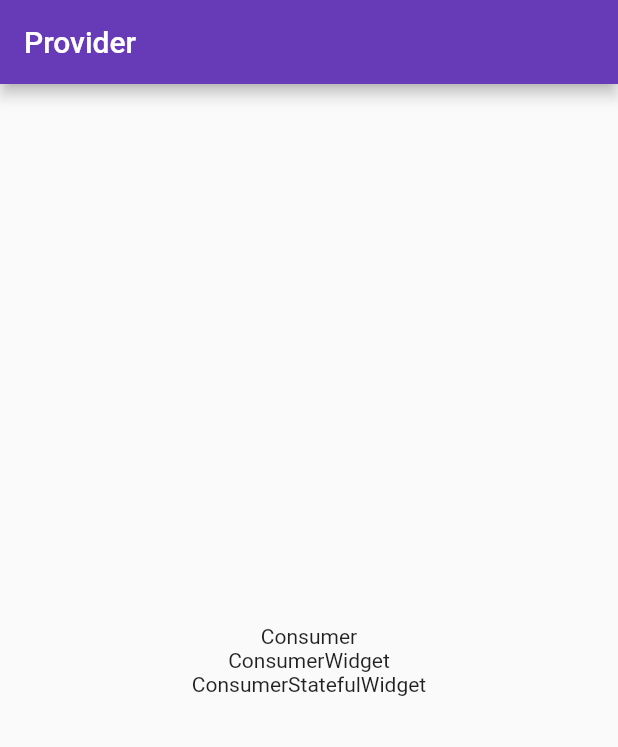
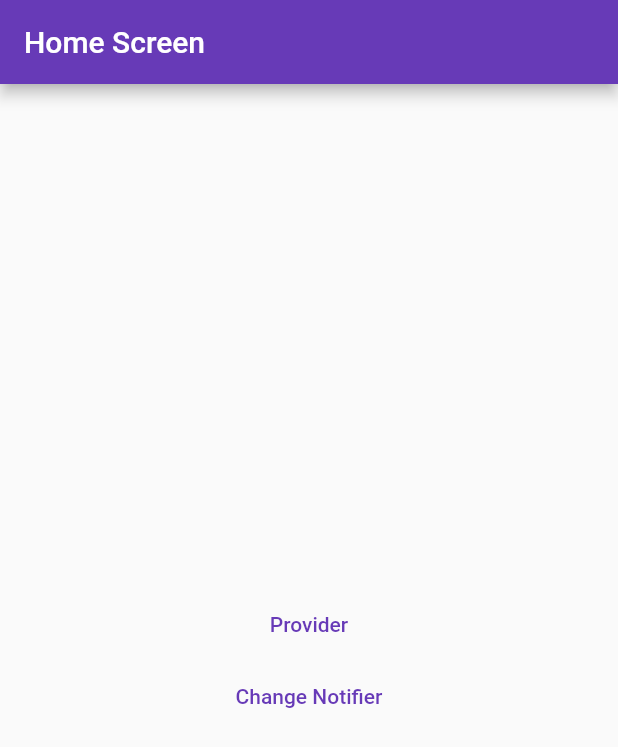
Before and after one commit to ruvima/riverpod_test, a Flutter app: the screen it shows after launch, on a phone screen of 412 x 824 dp. Shown: the top 747 px of the screen. Run offline on Flutter 3.47's test engine with Material 2 defaults, Android fonts, the phone set to English and light mode, and no system bars; our stand-ins replace flutter_riverpod.

Commit message:
routing and homescreen

```diff
--- a/lib/main.dart
+++ b/lib/main.dart
@@ -1,6 +1,9 @@
 import 'package:flutter/material.dart';
 import 'package:flutter_riverpod/flutter_riverpod.dart';
-import 'package:riverpod_test/src/provider_screen/provider_screen.dart';
+import 'package:riverpod_test/src/routes/routes.dart';
+import 'package:riverpod_test/src/screens/change_notifier_screen/change_notifier_screen.dart';
+import 'package:riverpod_test/src/screens/home_screen.dart';
+import 'package:riverpod_test/src/screens/provider_screen/provider_screen.dart';
 
 void main() => runApp(const ProviderScope(child: MyApp()));
 
@@ -15,9 +18,13 @@ class MyApp extends StatelessWidget {
         primarySwatch: Colors.deepPurple,
         visualDensity: VisualDensity.adaptivePlatformDensity,
       ),
-      home: Scaffold(
-        body: ProviderScreen(),
-      ),
+      initialRoute: Routes.homeScreen,
+      routes: {
+        Routes.homeScreen: (_) => const HomeScreen(),
+        Routes.providerScreen: (_) => const ProviderScreen(),
+        Routes.changeNotifierScreen: (_) =>
+            const ChangeNotifierProviderScreen(),
+      },
     );
   }
 }
--- /dev/null
+++ b/lib/src/routes/routes.dart
@@ -0,0 +1,5 @@
+abstract class Routes {
+  static const String homeScreen = 'home_screen';
+  static const String providerScreen = 'provider_screen';
+  static const String changeNotifierScreen = 'change_notifier_screen';
+}
--- a/lib/src/change_notifier_screen/change_notifier_screen.dart
+++ b/lib/src/screens/change_notifier_screen/change_notifier_screen.dart
@@ -1,6 +1,6 @@
 import 'package:flutter/material.dart';
 import 'package:flutter_riverpod/flutter_riverpod.dart';
-import 'package:riverpod_test/src/change_notifier_screen/provider/change_notifier_provider.dart';
+import 'package:riverpod_test/src/screens/change_notifier_screen/provider/change_notifier_provider.dart';
 
 class ChangeNotifierProviderScreen extends ConsumerWidget {
   const ChangeNotifierProviderScreen({Key? key}) : super(key: key);
--- /dev/null
+++ b/lib/src/screens/home_screen.dart
@@ -0,0 +1,34 @@
+import 'package:flutter/material.dart';
+import 'package:riverpod_test/src/routes/routes.dart';
+
+class HomeScreen extends StatelessWidget {
+  const HomeScreen({Key? key}) : super(key: key);
+
+  @override
+  Widget build(BuildContext context) {
+    return Scaffold(
+      appBar: AppBar(
+        title: const Text('Home Screen'),
+      ),
+      body: Center(
+        child: Column(
+          mainAxisAlignment: MainAxisAlignment.center,
+          children: [
+            TextButton(
+              onPressed: () {
+                Navigator.pushNamed(context, Routes.providerScreen);
+              },
+              child: const Text('Provider'),
+            ),
+            TextButton(
+              onPressed: () {
+                Navigator.pushNamed(context, Routes.changeNotifierScreen);
+              },
+              child: const Text('Change Notifier'),
+            ),
+          ],
+        ),
+      ),
+    );
+  }
+}
--- a/lib/src/provider_screen/provider_screen.dart
+++ b/lib/src/screens/provider_screen/provider_screen.dart
@@ -1,6 +1,6 @@
 import 'package:flutter/material.dart';
 import 'package:flutter_riverpod/flutter_riverpod.dart';
-import 'package:riverpod_test/src/provider_screen/provider/provider.dart';
+import 'package:riverpod_test/src/screens/provider_screen/provider/provider.dart';
 
 class ProviderScreen extends StatelessWidget {
   const ProviderScreen({Key? key}) : super(key: key);
```
Also changed, not shown: lib/src/screens/change_notifier_screen/provider/change_notifier_provider.dart (renamed from lib/src/change_notifier_screen/provider/change_notifier_provider.dart), lib/src/screens/provider_screen/provider/provider.dart (renamed from lib/src/provider_screen/provider/provider.dart).
